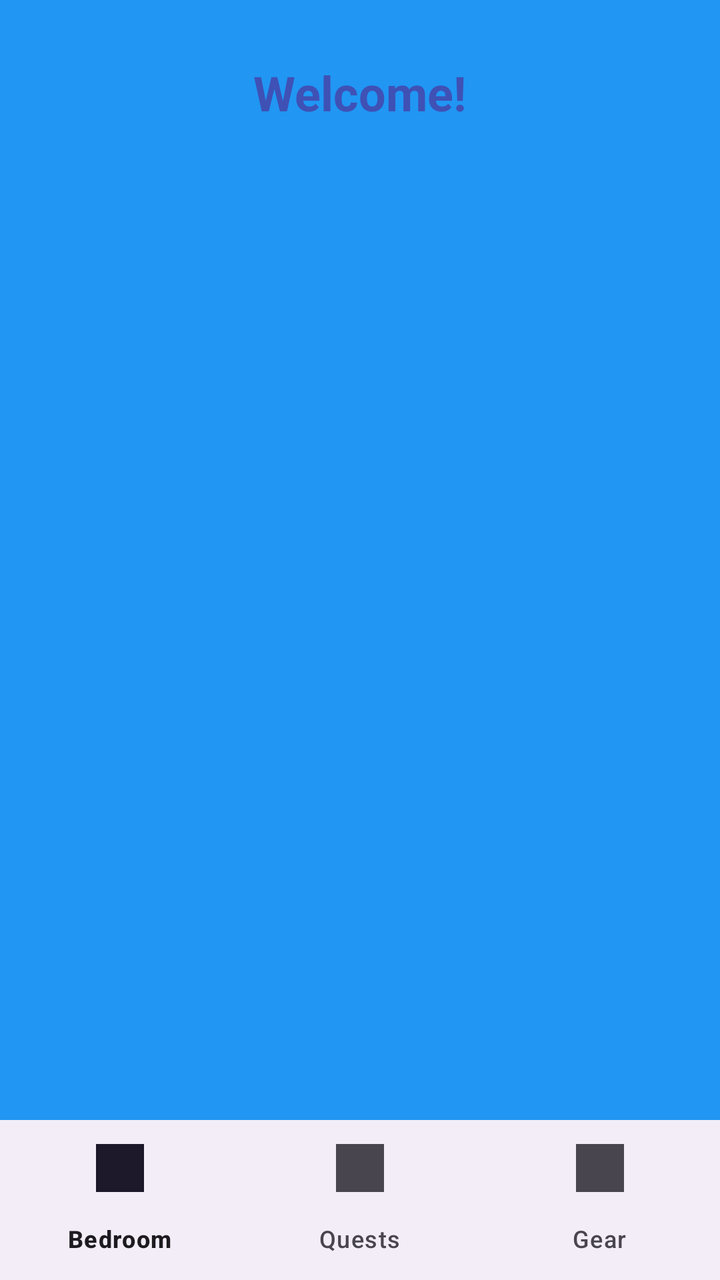
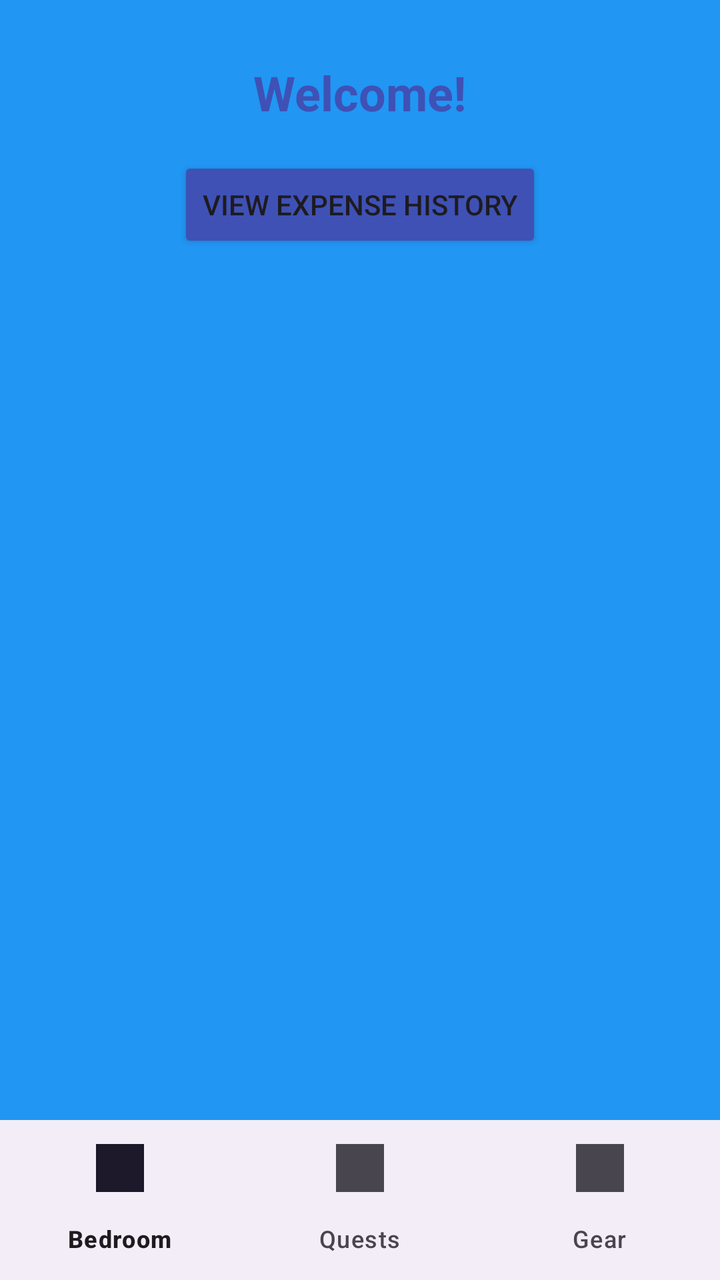

An Android layout rendered at two revisions. The XML below is the earlier revision; the diff shows what the commit changed to produce the second picture.
<!-- AndroidManifest.xml: application theme Theme.WardensVault -->
<!-- res/layout/activity_home.xml -->
<?xml version="1.0" encoding="utf-8"?>
<LinearLayout xmlns:android="http://schemas.android.com/apk/res/android"
    xmlns:app="http://schemas.android.com/apk/res-auto"
    xmlns:tools="http://schemas.android.com/tools"
    android:id="@+id/main"
    android:layout_width="match_parent"
    android:layout_height="match_parent"
    android:background="#2196F3"
    android:orientation="vertical"
    tools:context=".HomeActivity">

    <TextView
        android:id="@+id/tvWelcome"
        android:layout_width="wrap_content"
        android:layout_height="wrap_content"
        android:layout_gravity="center_horizontal"
        android:layout_marginTop="30dp"
        android:text="Welcome!"
        android:textColor="#3F51B5"
        android:textSize="24sp"
        android:textStyle="bold" />

    
    <View
        android:layout_width="match_parent"
        android:layout_height="0dp"
        android:layout_weight="1" />

    <com.google.android.material.bottomnavigation.BottomNavigationView
        android:id="@+id/bottomNavigationView"
        android:layout_width="match_parent"
        android:layout_height="wrap_content"
        app:menu="@menu/bottom_nav_menu" />

</LinearLayout>
<!-- resources referenced by this layout -->
<resources>
  <style name="Theme.WardensVault" parent="Base.Theme.WardensVault" />
  <style name="Base.Theme.WardensVault" parent="Theme.Material3.DayNight.NoActionBar">
          
          
      </style>
</resources>

<!-- the commit's change to res/layout/activity_home.xml (unified diff, before → after) -->
@@ -20,6 +20,15 @@
         android:textSize="24sp"
         android:textStyle="bold" />
 
+    <Button
+        android:id="@+id/btnViewExpenses"
+        android:layout_width="wrap_content"
+        android:layout_height="wrap_content"
+        android:layout_gravity="center_horizontal"
+        android:layout_marginTop="16dp"
+        android:backgroundTint="#3F51B5"
+        android:text="View Expense History" />
+
     
     <View
         android:layout_width="match_parent"
